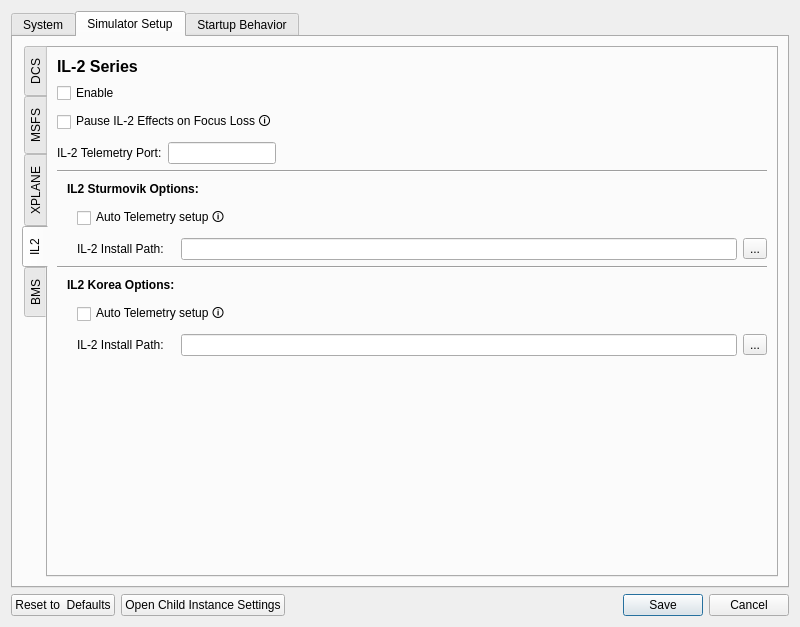
Qt form SM/system_settings_new.ui (walmis/VPforce-TelemFFB) before a commit.
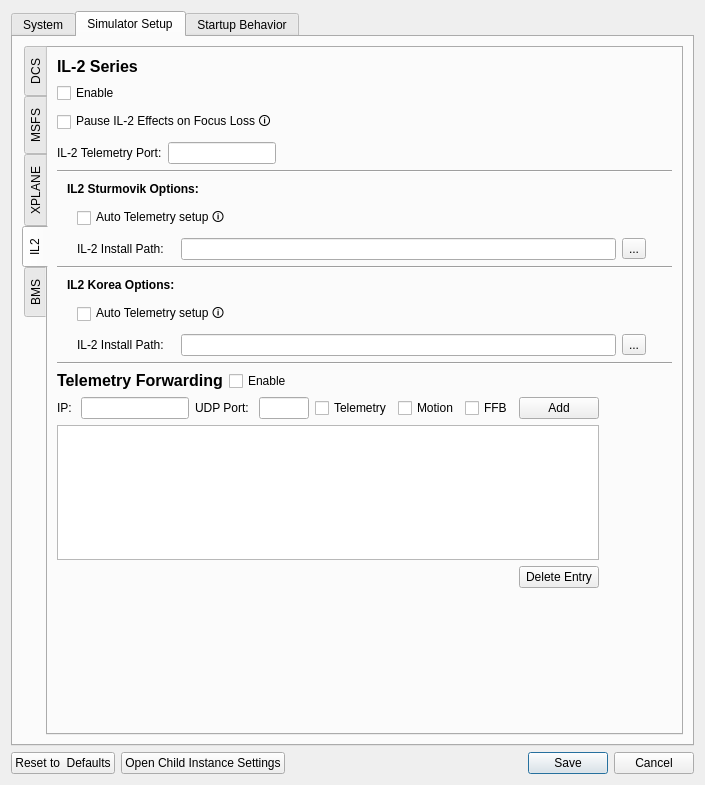
The same form after that commit. Custom widgets are drawn as their Qt base class.

Commit message: Add UDP Forwarding service for IL2 telemetry/motion/ffb streams

Patch:
```diff
--- a/SM/system_settings_new.ui
+++ b/SM/system_settings_new.ui
@@ -6,8 +6,8 @@
    <rect>
     <x>0</x>
     <y>0</y>
-    <width>800</width>
-    <height>627</height>
+    <width>705</width>
+    <height>785</height>
    </rect>
   </property>
   <property name="sizePolicy">
@@ -1251,7 +1251,7 @@
           <attribute name="title">
            <string>IL2</string>
           </attribute>
-          <layout class="QGridLayout" name="gridLayout_9">
+          <layout class="QGridLayout" name="gridLayout_18">
            <item row="0" column="0">
             <layout class="QHBoxLayout" name="horizontalLayout_11">
              <item>
@@ -1300,14 +1300,14 @@
              </item>
             </layout>
            </item>
-           <item row="2" column="0" colspan="2">
+           <item row="2" column="0">
             <widget class="LabeledToggle" name="focus_pauseIL2">
              <property name="text">
               <string>Pause IL-2 Effects on Focus Loss 🛈</string>
              </property>
             </widget>
            </item>
-           <item row="3" column="0" colspan="2">
+           <item row="3" column="0">
             <layout class="QHBoxLayout" name="horizontalLayout_7">
              <item>
               <widget class="QLabel" name="lab_portIL2">
@@ -1348,7 +1348,7 @@
              </property>
             </widget>
            </item>
-           <item row="5" column="0" colspan="2">
+           <item row="5" column="0">
             <layout class="QHBoxLayout" name="horizontalLayout_13">
              <item>
               <spacer name="horizontalSpacer_32">
@@ -1388,7 +1388,7 @@
              </item>
             </layout>
            </item>
-           <item row="6" column="0" colspan="2">
+           <item row="6" column="0">
             <layout class="QHBoxLayout" name="horizontalLayout_5">
              <item>
               <spacer name="horizontalSpacer_37">
@@ -1428,7 +1428,7 @@
              </item>
             </layout>
            </item>
-           <item row="7" column="0" colspan="2">
+           <item row="7" column="0">
             <layout class="QHBoxLayout" name="horizontalLayout_8">
              <item>
               <spacer name="horizontalSpacer_35">
@@ -1484,7 +1484,7 @@
              </property>
             </widget>
            </item>
-           <item row="9" column="0" colspan="2">
+           <item row="9" column="0">
             <layout class="QHBoxLayout" name="horizontalLayout_14">
              <item>
               <spacer name="horizontalSpacer_34">
@@ -1524,7 +1524,7 @@
              </item>
             </layout>
            </item>
-           <item row="10" column="0" colspan="2">
+           <item row="10" column="0">
             <layout class="QHBoxLayout" name="horizontalLayout_3">
              <item>
               <spacer name="horizontalSpacer_36">
@@ -1564,7 +1564,7 @@
              </item>
             </layout>
            </item>
-           <item row="11" column="0" colspan="2">
+           <item row="11" column="0">
             <layout class="QHBoxLayout" name="horizontalLayout_10">
              <item>
               <spacer name="horizontalSpacer_33">
@@ -1613,7 +1613,155 @@
              </item>
             </layout>
            </item>
-           <item row="12" column="1">
+           <item row="12" column="0" colspan="2">
+            <widget class="Line" name="line_8">
+             <property name="orientation">
+              <enum>Qt::Horizontal</enum>
+             </property>
+            </widget>
+           </item>
+           <item row="13" column="0">
+            <layout class="QHBoxLayout" name="horizontalLayout_15">
+             <item>
+              <widget class="QLabel" name="label_7">
+               <property name="text">
+                <string>&lt;html&gt;&lt;head/&gt;&lt;body&gt;&lt;p&gt;&lt;span style=&quot; font-size:12pt; font-weight:700;&quot;&gt;Telemetry Forwarding&lt;/span&gt;&lt;/p&gt;&lt;/body&gt;&lt;/html&gt;</string>
+               </property>
+              </widget>
+             </item>
+             <item>
+              <widget class="LabeledToggle" name="il2_fwd_enable">
+               <property name="text">
+                <string>Enable</string>
+               </property>
+              </widget>
+             </item>
+             <item>
+              <spacer name="horizontalSpacer_40">
+               <property name="orientation">
+                <enum>Qt::Horizontal</enum>
+               </property>
+               <property name="sizeHint" stdset="0">
+                <size>
+                 <width>40</width>
+                 <height>20</height>
+                </size>
+               </property>
+              </spacer>
+             </item>
+            </layout>
+           </item>
+           <item row="14" column="0">
+            <layout class="QGridLayout" name="gridLayout_9">
+             <item row="0" column="0">
+              <widget class="QLabel" name="label_15">
+               <property name="text">
+                <string>IP: </string>
+               </property>
+              </widget>
+             </item>
+             <item row="0" column="1">
+              <widget class="QLineEdit" name="udp_ip"/>
+             </item>
+             <item row="0" column="2">
+              <widget class="QLabel" name="label_18">
+               <property name="text">
+                <string>UDP Port: </string>
+               </property>
+              </widget>
+             </item>
+             <item row="0" column="3">
+              <widget class="QLineEdit" name="udp_port">
+               <property name="minimumSize">
+                <size>
+                 <width>50</width>
+                 <height>0</height>
+                </size>
+               </property>
+               <property name="maximumSize">
+                <size>
+                 <width>50</width>
+                 <height>16777215</height>
+                </size>
+               </property>
+              </widget>
+             </item>
+             <item row="0" column="4">
+              <widget class="QCheckBox" name="cb_telem">
+               <property name="toolTip">
+                <string>Telemetry received from the 'telemetrydevice' stream from IL-2</string>
+               </property>
+               <property name="text">
+                <string>Telemetry</string>
+               </property>
+              </widget>
+             </item>
+             <item row="0" column="5">
+              <widget class="QCheckBox" name="cb_motion">
+               <property name="toolTip">
+                <string>Telemetry received from the 'motiondevice' stream from IL-2</string>
+               </property>
+               <property name="text">
+                <string>Motion</string>
+               </property>
+              </widget>
+             </item>
+             <item row="0" column="6">
+              <widget class="QCheckBox" name="cb_ffb">
+               <property name="toolTip">
+                <string>Telemetry received from the 'ffbdevice' stream from IL-2 (Korea Only)</string>
+               </property>
+               <property name="text">
+                <string>FFB</string>
+               </property>
+              </widget>
+             </item>
+             <item row="0" column="7">
+              <widget class="QPushButton" name="pb_add_dest">
+               <property name="text">
+                <string>Add</string>
+               </property>
+              </widget>
+             </item>
+             <item row="0" column="8">
+              <spacer name="horizontalSpacer_41">
+               <property name="orientation">
+                <enum>Qt::Horizontal</enum>
+               </property>
+               <property name="sizeHint" stdset="0">
+                <size>
+                 <width>40</width>
+                 <height>20</height>
+                </size>
+               </property>
+              </spacer>
+             </item>
+             <item row="1" column="0" colspan="8">
+              <widget class="QTableView" name="il2_fwd_table"/>
+             </item>
+             <item row="2" column="0" colspan="7">
+              <spacer name="horizontalSpacer_42">
+               <property name="orientation">
+                <enum>Qt::Horizontal</enum>
+               </property>
+               <property name="sizeHint" stdset="0">
+                <size>
+                 <width>418</width>
+                 <height>20</height>
+                </size>
+               </property>
+              </spacer>
+             </item>
+             <item row="2" column="7">
+              <widget class="QPushButton" name="pb_delete_dest">
+               <property name="text">
+                <string>Delete Entry</string>
+               </property>
+              </widget>
+             </item>
+            </layout>
+           </item>
+           <item row="15" column="1">
             <spacer name="verticalSpacer_2">
              <property name="orientation">
               <enum>Qt::Vertical</enum>
```
Left out of the diff: 135 changed lines with no effect on the pictures. The commit also changes 7 other files.
